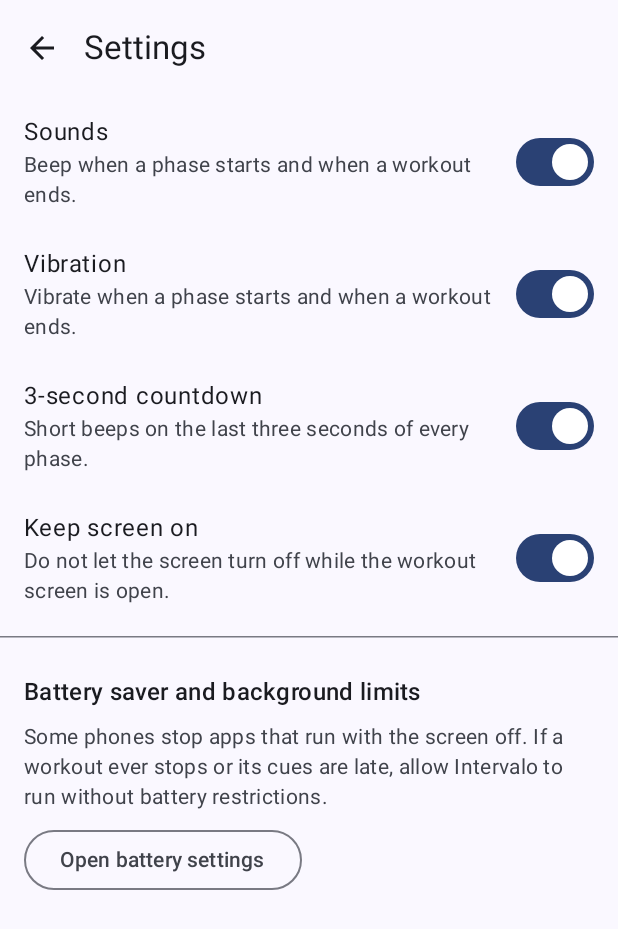
After one commit to basd1/intervalo, an Android app built with Jetpack Compose: the SettingsScreen screen opened through its navigation route, on a phone screen of 412 x 824 dp. The commit adds this screen. Shown: the top 929 px of the screen. Run offline under Robolectric (Android 15) with nearby library versions, the phone set to English and light mode, and no system bars; our stand-ins replace Room's generated code.

Commit message:
Add history with weekly chart, settings, README, versions notes and docs captures

```diff
--- a/app/src/main/java/dev/bastian/intervalo/di/AppModules.kt
+++ b/app/src/main/java/dev/bastian/intervalo/di/AppModules.kt
@@ -20,11 +20,14 @@ import dev.bastian.intervalo.domain.SessionRepository
 import dev.bastian.intervalo.domain.SettingsRepository
 import dev.bastian.intervalo.domain.timer.WorkoutRunner
 import dev.bastian.intervalo.ui.editor.EditorViewModel
+import dev.bastian.intervalo.ui.history.HistoryViewModel
 import dev.bastian.intervalo.ui.routines.RoutinesViewModel
+import dev.bastian.intervalo.ui.settings.SettingsViewModel
 import dev.bastian.intervalo.ui.workout.WorkoutViewModel
 import dev.bastian.intervalo.widget.WidgetModels
 import dev.bastian.intervalo.widget.WidgetUpdater
 import java.io.File
+import java.time.ZoneId
 import kotlinx.coroutines.CoroutineScope
 import kotlinx.coroutines.Dispatchers
 import kotlinx.coroutines.SupervisorJob
@@ -79,6 +82,8 @@ val uiModule = module {
     viewModel { RoutinesViewModel(get(), get()) }
     viewModel { (routineId: Long) -> EditorViewModel(routineId, get()) }
     viewModel { WorkoutViewModel(get(), get()) }
+    viewModel { HistoryViewModel(get(), get(), ZoneId.systemDefault()) }
+    viewModel { SettingsViewModel(get()) }
 }
 
 /** All Koin modules of the app, in the order they are loaded. */
--- a/app/src/main/java/dev/bastian/intervalo/ui/Navigation.kt
+++ b/app/src/main/java/dev/bastian/intervalo/ui/Navigation.kt
@@ -7,7 +7,9 @@ import androidx.navigation.compose.composable
 import androidx.navigation.compose.rememberNavController
 import androidx.navigation.toRoute
 import dev.bastian.intervalo.ui.editor.EditorScreen
+import dev.bastian.intervalo.ui.history.HistoryScreen
 import dev.bastian.intervalo.ui.routines.RoutinesScreen
+import dev.bastian.intervalo.ui.settings.SettingsScreen
 import dev.bastian.intervalo.ui.workout.WorkoutScreen
 import kotlinx.serialization.Serializable
 
@@ -20,6 +22,12 @@ data class EditorRoute(val routineId: Long = 0)
 
 @Serializable
 data object WorkoutRoute
+
+@Serializable
+data object HistoryRoute
+
+@Serializable
+data object SettingsRoute
 
 /**
  * @param openWorkoutRequest changes each time something outside the UI (the notification) asks to
@@ -39,8 +47,12 @@ fun IntervaloNavHost(openWorkoutRequest: Int = 0) {
                 onNewRoutine = { navController.navigate(EditorRoute()) },
                 onEditRoutine = { navController.navigate(EditorRoute(it)) },
                 onOpenWorkout = { navController.navigate(WorkoutRoute) { launchSingleTop = true } },
+                onOpenHistory = { navController.navigate(HistoryRoute) },
+                onOpenSettings = { navController.navigate(SettingsRoute) },
             )
         }
+        composable<HistoryRoute> { HistoryScreen(onBack = { navController.popBackStack() }) }
+        composable<SettingsRoute> { SettingsScreen(onBack = { navController.popBackStack() }) }
         composable<EditorRoute> { entry ->
             EditorScreen(
                 routineId = entry.toRoute<EditorRoute>().routineId,
--- a/app/src/main/java/dev/bastian/intervalo/ui/routines/RoutinesScreen.kt
+++ b/app/src/main/java/dev/bastian/intervalo/ui/routines/RoutinesScreen.kt
@@ -22,8 +22,10 @@ import androidx.compose.foundation.lazy.items
 import androidx.compose.foundation.shape.RoundedCornerShape
 import androidx.compose.material.icons.Icons
 import androidx.compose.material.icons.filled.Add
+import androidx.compose.material.icons.filled.History
 import androidx.compose.material.icons.filled.MoreVert
 import androidx.compose.material.icons.filled.PlayArrow
+import androidx.compose.material.icons.filled.Settings
 import androidx.compose.material3.AlertDialog
 import androidx.compose.material3.Card
 import androidx.compose.material3.CardDefaults
@@ -65,6 +67,8 @@ fun RoutinesScreen(
     onNewRoutine: () -> Unit,
     onEditRoutine: (Long) -> Unit,
     onOpenWorkout: () -> Unit,
+    onOpenHistory: () -> Unit,
+    onOpenSettings: () -> Unit,
     viewModel: RoutinesViewModel = koinViewModel(),
 ) {
     val state by viewModel.uiState.collectAsStateWithLifecycle()
@@ -100,7 +104,19 @@ fun RoutinesScreen(
     }
 
     Scaffold(
-        topBar = { TopAppBar(title = { Text(stringResource(R.string.routines_title)) }) },
+        topBar = {
+            TopAppBar(
+                title = { Text(stringResource(R.string.routines_title)) },
+                actions = {
+                    IconButton(onClick = onOpenHistory) {
+                        Icon(Icons.Filled.History, contentDescription = stringResource(R.string.history_title))
+                    }
+                    IconButton(onClick = onOpenSettings) {
+                        Icon(Icons.Filled.Settings, contentDescription = stringResource(R.string.settings_title))
+                    }
+                },
+            )
+        },
         floatingActionButton = {
             FloatingActionButton(onClick = onNewRoutine) {
                 Icon(Icons.Filled.Add, contentDescription = stringResource(R.string.routines_new))
--- /dev/null
+++ b/app/src/main/java/dev/bastian/intervalo/ui/settings/SettingsScreen.kt
@@ -0,0 +1,117 @@
+package dev.bastian.intervalo.ui.settings
+
+import android.content.ActivityNotFoundException
+import android.content.Intent
+import android.provider.Settings
+import androidx.compose.foundation.layout.Column
+import androidx.compose.foundation.layout.Row
+import androidx.compose.foundation.layout.fillMaxSize
+import androidx.compose.foundation.layout.fillMaxWidth
+import androidx.compose.foundation.layout.padding
+import androidx.compose.foundation.rememberScrollState
+import androidx.compose.foundation.verticalScroll
+import androidx.compose.material.icons.Icons
+import androidx.compose.material.icons.automirrored.filled.ArrowBack
+import androidx.compose.material3.ExperimentalMaterial3Api
+import androidx.compose.material3.HorizontalDivider
+import androidx.compose.material3.Icon
+import androidx.compose.material3.IconButton
+import androidx.compose.material3.MaterialTheme
+import androidx.compose.material3.OutlinedButton
+import androidx.compose.material3.Scaffold
+import androidx.compose.material3.Switch
+import androidx.compose.material3.Text
+import androidx.compose.material3.TopAppBar
+import androidx.compose.runtime.Composable
+import androidx.compose.runtime.getValue
+import androidx.compose.runtime.mutableStateOf
+import androidx.compose.runtime.remember
+import androidx.compose.runtime.setValue
+import androidx.compose.ui.Alignment
+import androidx.compose.ui.Modifier
+import androidx.compose.ui.platform.LocalContext
+import androidx.compose.ui.res.stringResource
+import androidx.compose.ui.semantics.Role
+import androidx.compose.ui.unit.dp
+import androidx.compose.foundation.selection.toggleable
+import androidx.lifecycle.compose.collectAsStateWithLifecycle
+import dev.bastian.intervalo.R
+import org.koin.androidx.compose.koinViewModel
+
+@OptIn(ExperimentalMaterial3Api::class)
+@Composable
+fun SettingsScreen(
+    onBack: () -> Unit,
+    viewModel: SettingsViewModel = koinViewModel(),
+) {
+    val settings by viewModel.settings.collectAsStateWithLifecycle()
+    val context = LocalContext.current
+    var batterySettingsUnavailable by remember { mutableStateOf(false) }
+
+    Scaffold(
+        topBar = {
+            TopAppBar(
+                title = { Text(stringResource(R.string.settings_title)) },
+                navigationIcon = {
+                    IconButton(onClick = onBack) {
+                        Icon(Icons.AutoMirrored.Filled.ArrowBack, contentDescription = stringResource(R.string.back))
+                    }
+                },
+            )
+        },
+    ) { padding ->
+        Column(Modifier.fillMaxSize().padding(padding).verticalScroll(rememberScrollState())) {
+            SettingSwitch(R.string.setting_sounds, R.string.setting_sounds_desc, settings.sounds, viewModel::setSounds)
+            SettingSwitch(R.string.setting_vibration, R.string.setting_vibration_desc, settings.vibration, viewModel::setVibration)
+            SettingSwitch(R.string.setting_countdown, R.string.setting_countdown_desc, settings.countdown, viewModel::setCountdown)
+            SettingSwitch(R.string.setting_keep_screen_on, R.string.setting_keep_screen_on_desc, settings.keepScreenOn, viewModel::setKeepScreenOn)
+            HorizontalDivider(Modifier.padding(vertical = 8.dp))
+            Column(Modifier.padding(16.dp)) {
+                Text(stringResource(R.string.battery_title), style = MaterialTheme.typography.titleMedium)
+                Text(
+                    stringResource(R.string.battery_message),
+                    style = MaterialTheme.typography.bodyMedium,
+                    color = MaterialTheme.colorScheme.onSurfaceVariant,
+                    modifier = Modifier.padding(vertical = 8.dp),
+                )
+                OutlinedButton(onClick = {
+                    try {
+                        context.startActivity(Intent(Settings.ACTION_IGNORE_BATTERY_OPTIMIZATION_SETTINGS))
+                    } catch (e: ActivityNotFoundException) {
+                        // Some devices have no such screen; say so instead of doing nothing.
+                        batterySettingsUnavailable = true
+                    }
+                }) { Text(stringResource(R.string.battery_open_settings)) }
+                if (batterySettingsUnavailable) {
+                    Text(
+                        stringResource(R.string.battery_settings_unavailable),
+                        color = MaterialTheme.colorScheme.error,
+                        style = MaterialTheme.typography.bodySmall,
+                        modifier = Modifier.padding(top = 8.dp),
+                    )
+                }
+            }
+        }
+    }
+}
+
+@Composable
+private fun SettingSwitch(title: Int, description: Int, checked: Boolean, onChange: (Boolean) -> Unit) {
+    Row(
+        modifier = Modifier
+            .fillMaxWidth()
+            .toggleable(value = checked, role = Role.Switch, onValueChange = onChange)
+            .padding(horizontal = 16.dp, vertical = 12.dp),
+        verticalAlignment = Alignment.CenterVertically,
+    ) {
+        Column(Modifier.weight(1f)) {
+            Text(stringResource(title), style = MaterialTheme.typography.bodyLarge)
+            Text(
+                stringResource(description),
+                style = MaterialTheme.typography.bodyMedium,
+                color = MaterialTheme.colorScheme.onSurfaceVariant,
+            )
+        }
+        Switch(checked = checked, onCheckedChange = null)
+    }
+}
--- /dev/null
+++ b/app/src/main/java/dev/bastian/intervalo/ui/settings/SettingsViewModel.kt
@@ -0,0 +1,25 @@
+package dev.bastian.intervalo.ui.settings
+
+import androidx.lifecycle.ViewModel
+import androidx.lifecycle.viewModelScope
+import dev.bastian.intervalo.domain.Settings
+import dev.bastian.intervalo.domain.SettingsRepository
+import kotlinx.coroutines.flow.SharingStarted
+import kotlinx.coroutines.flow.StateFlow
+import kotlinx.coroutines.flow.stateIn
+import kotlinx.coroutines.launch
+
+class SettingsViewModel(private val repository: SettingsRepository) : ViewModel() {
+
+    val settings: StateFlow<Settings> = repository.settings
+        .stateIn(viewModelScope, SharingStarted.WhileSubscribed(5_000), Settings())
+
+    fun setSounds(enabled: Boolean) = update { it.copy(sounds = enabled) }
+    fun setVibration(enabled: Boolean) = update { it.copy(vibration = enabled) }
+    fun setCountdown(enabled: Boolean) = update { it.copy(countdown = enabled) }
+    fun setKeepScreenOn(enabled: Boolean) = update { it.copy(keepScreenOn = enabled) }
+
+    private fun update(transform: (Settings) -> Settings) {
+        viewModelScope.launch { repository.update(transform) }
+    }
+}
--- a/app/src/main/res/values/strings.xml
+++ b/app/src/main/res/values/strings.xml
@@ -99,4 +99,32 @@
     <string name="widget_start">Start</string>
     <string name="widget_ends_at">Ends at %1$s</string>
 
+    <string name="history_title">History</string>
+    <string name="history_empty">No workouts yet. Finish one and it will show up here.</string>
+    <string name="history_clear">Clear history</string>
+    <string name="history_clear_title">Clear the history?</string>
+    <string name="history_clear_message">All past sessions will be deleted. Your routines are not affected.</string>
+    <string name="this_week">Last 7 days</string>
+    <string name="week_summary">%1$s · %2$d min</string>
+    <plurals name="sessions_count">
+        <item quantity="one">%d session</item>
+        <item quantity="other">%d sessions</item>
+    </plurals>
+    <string name="session_completed">Completed</string>
+    <string name="session_stopped">Stopped early</string>
+
+    <string name="settings_title">Settings</string>
+    <string name="setting_sounds">Sounds</string>
+    <string name="setting_sounds_desc">Beep when a phase starts and when a workout ends.</string>
+    <string name="setting_vibration">Vibration</string>
+    <string name="setting_vibration_desc">Vibrate when a phase starts and when a workout ends.</string>
+    <string name="setting_countdown">3-second countdown</string>
+    <string name="setting_countdown_desc">Short beeps on the last three seconds of every phase.</string>
+    <string name="setting_keep_screen_on">Keep screen on</string>
+    <string name="setting_keep_screen_on_desc">Do not let the screen turn off while the workout screen is open.</string>
+    <string name="battery_title">Battery saver and background limits</string>
+    <string name="battery_message">Some phones stop apps that run with the screen off. If a workout ever stops or its cues are late, allow Intervalo to run without battery restrictions.</string>
+    <string name="battery_open_settings">Open battery settings</string>
+    <string name="battery_settings_unavailable">This phone has no such settings screen. Look for Intervalo under Settings, Apps, Battery.</string>
+
 </resources>
```
Also changed, not shown: app/src/main/java/dev/bastian/intervalo/domain/WeeklySummary.kt (added, +29 -0 lines), app/src/main/java/dev/bastian/intervalo/ui/history/HistoryScreen.kt (added, +200 -0 lines), app/src/main/java/dev/bastian/intervalo/ui/history/HistoryViewModel.kt (added, +42 -0 lines), 8 other files.
